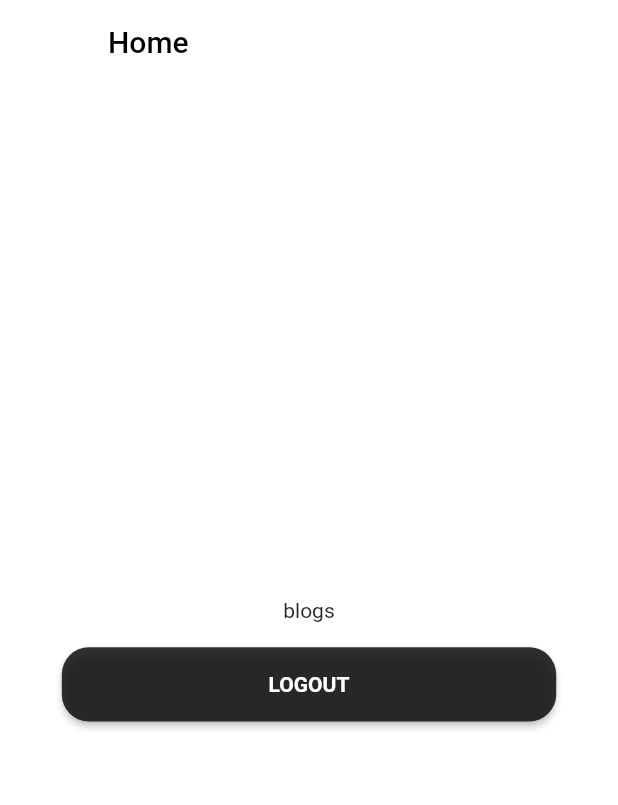
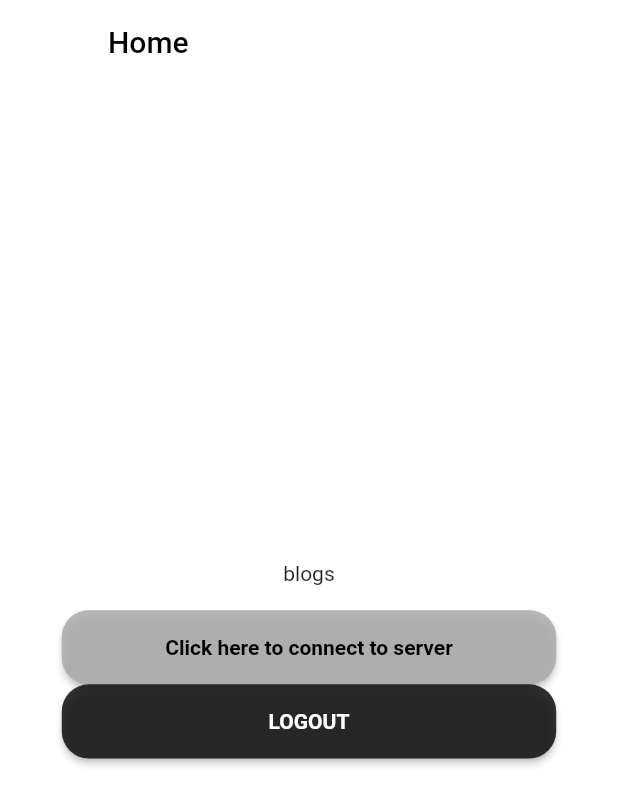
Before and after one commit to KKatlego/login-sign-up-ui, a Flutter app: the HomeScreen screen opened directly, on a phone screen of 412 x 824 dp. Shown: the top 805 px of the screen. Run offline on Flutter 3.47's test engine with Material 2 defaults, Android fonts, the phone set to English and light mode, and no system bars.

Commit message:
home screen | commented server code

```diff
--- a/blog_app/blogit/lib/screens/home_screen.dart
+++ b/blog_app/blogit/lib/screens/home_screen.dart
@@ -1,4 +1,5 @@
 import 'package:flutter/material.dart';
+// import 'package:http/http.dart';
 import 'welcome_screen.dart';
 
 class HomeScreen extends StatelessWidget {
@@ -20,20 +21,48 @@ class HomeScreen extends StatelessWidget {
   }
 }
 
-class Contents extends StatelessWidget {
+class Contents extends StatefulWidget {
   const Contents({Key? key}) : super(key: key);
 
+  @override
+  State<Contents> createState() => _ContentsState();
+}
+
+class _ContentsState extends State<Contents> {
+    // String serverResponse = 'Server response';
   @override
   Widget build(BuildContext context) {
     // total height and width of screen
     Size size = MediaQuery.of(context).size;
     return Container(
       alignment: Alignment.center,
-      child: Column(
-          mainAxisAlignment: MainAxisAlignment.center,
-          children: <Widget>[
+      child: Column(mainAxisAlignment: MainAxisAlignment.center, children: <
+          Widget>[
         const SizedBox(child: Text('blogs')),
         SizedBox(height: size.height * 0.02),
+        SizedBox(
+            width: size.width * 0.8,
+            height: size.height * 0.06,
+            child:
+                // login button
+                ElevatedButton(
+                    style: ButtonStyle(
+                      backgroundColor: MaterialStateProperty.all<Color>(
+                          Color.fromARGB(221, 172, 172, 172)),
+                      foregroundColor:
+                          MaterialStateProperty.all<Color>(Colors.black),
+                      shape: MaterialStateProperty.all<RoundedRectangleBorder>(
+                        RoundedRectangleBorder(
+                          borderRadius: BorderRadius.circular(18.0),
+                        ),
+                      ),
+                    ),
+                    child: const Text('Click here to connect to server',
+                        style: TextStyle(
+                            fontSize: 14, fontWeight: FontWeight.bold)),
+                    onPressed: () {
+// _makeGetRequest;
+                    })),
         SizedBox(
             width: size.width * 0.8,
             height: size.height * 0.06,
@@ -45,8 +74,7 @@ class Contents extends StatelessWidget {
                           const Color.fromARGB(221, 17, 17, 17)),
                       foregroundColor:
                           MaterialStateProperty.all<Color>(Colors.white),
-                          shape:
-                              MaterialStateProperty.all<RoundedRectangleBorder>(
+                      shape: MaterialStateProperty.all<RoundedRectangleBorder>(
                         RoundedRectangleBorder(
                           borderRadius: BorderRadius.circular(18.0),
                         ),
@@ -59,10 +87,20 @@ class Contents extends StatelessWidget {
                       Navigator.push(
                           context,
                           MaterialPageRoute(
-                                  builder: (context) =>
-                                      (const WelcomeScreen())));
+                              builder: (context) => (const WelcomeScreen())));
                     })),
       ]),
     );
   }
+  //   _makeGetRequest() async {
+  //   final url = Uri.parse(_localhost());
+  //   Response response = await get(url);
+  //   setState(() {
+  //     serverResponse = response.body;
+  //   });
+  // }
+
+  // String _localhost() {
+  //     return 'http://localhost:5000';
+  // }
 }
```
Also changed, not shown: 2 other files. Lines whose indentation alone changed are shown as unchanged.
